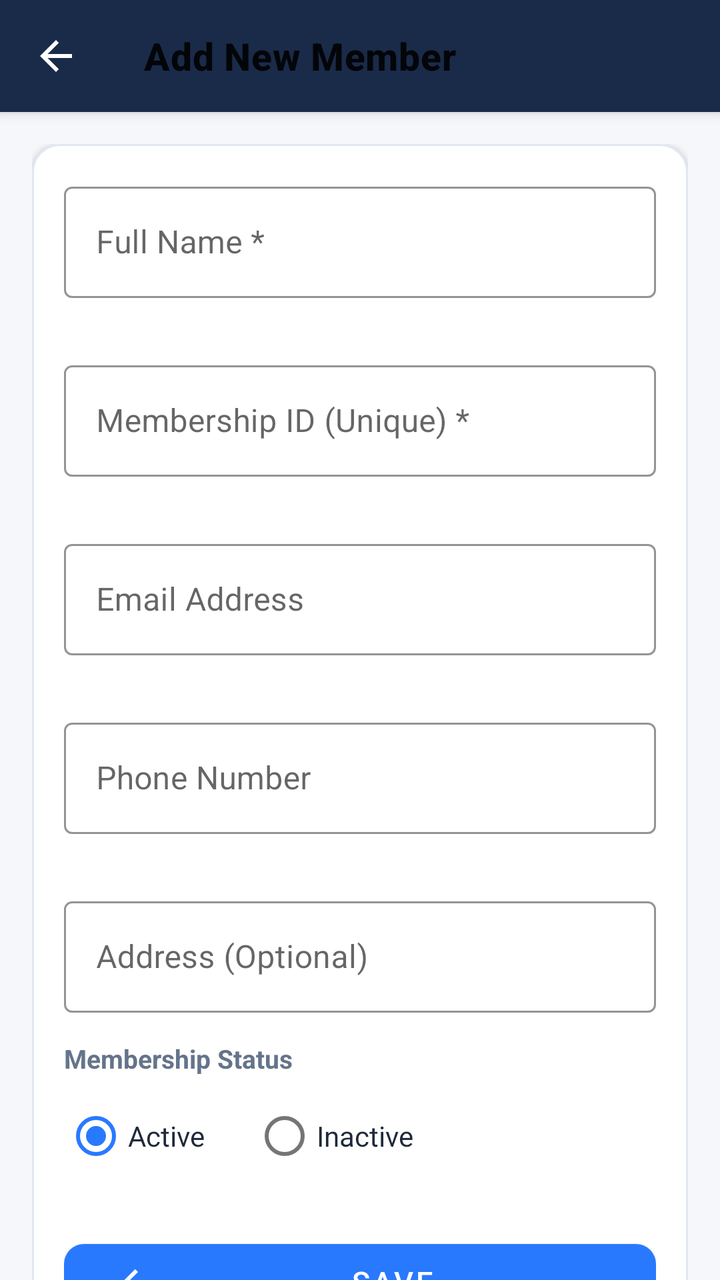
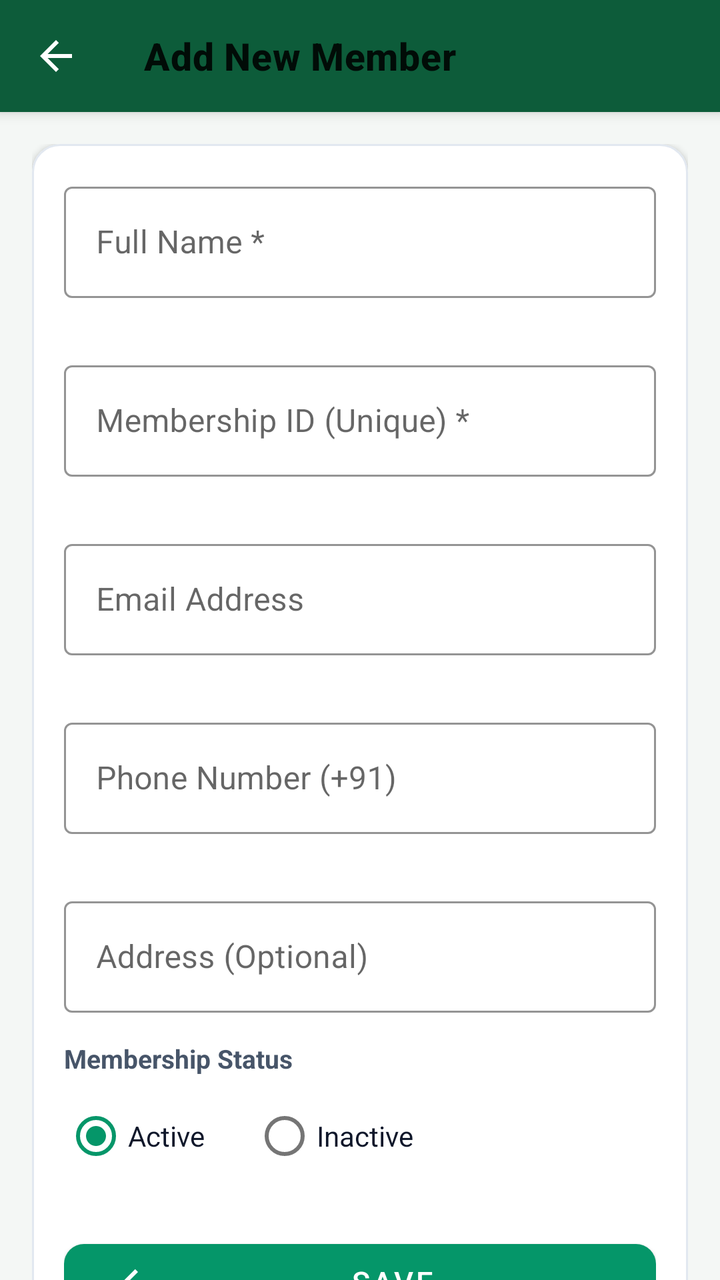

The first picture is an Android layout as it rendered before a commit; the second is the same layout after the commit. The layout source and the unified diff follow.
<!-- AndroidManifest.xml: application theme Theme.LibraryManagement -->
<!-- res/layout/activity_add_edit_member.xml -->
<?xml version="1.0" encoding="utf-8"?>
<androidx.coordinatorlayout.widget.CoordinatorLayout xmlns:android="http://schemas.android.com/apk/res/android"
    xmlns:app="http://schemas.android.com/apk/res-auto"
    xmlns:tools="http://schemas.android.com/tools"
    android:layout_width="match_parent"
    android:layout_height="match_parent"
    android:background="@color/background">

    <com.google.android.material.appbar.AppBarLayout
        android:layout_width="match_parent"
        android:layout_height="wrap_content"
        android:background="@color/primary">

        <com.google.android.material.appbar.MaterialToolbar
            android:id="@+id/toolbarAddEditMember"
            android:layout_width="match_parent"
            android:layout_height="?attr/actionBarSize"
            app:navigationIcon="@drawable/ic_arrow_back"
            app:navigationIconTint="#FFFFFF"
            app:title="@string/title_add_member"
            app:titleTextAppearance="@style/ToolbarTitle" />
    </com.google.android.material.appbar.AppBarLayout>

    <androidx.core.widget.NestedScrollView
        android:layout_width="match_parent"
        android:layout_height="match_parent"
        android:fillViewport="true"
        app:layout_behavior="@string/appbar_scrolling_view_behavior">

        <LinearLayout
            android:layout_width="match_parent"
            android:layout_height="wrap_content"
            android:orientation="vertical"
            android:padding="16dp">

            <com.google.android.material.card.MaterialCardView
                android:layout_width="match_parent"
                android:layout_height="wrap_content"
                app:cardBackgroundColor="@color/surface"
                app:cardCornerRadius="@dimen/card_corner_radius"
                app:cardElevation="2dp"
                app:strokeColor="@color/divider"
                app:strokeWidth="1dp">

                <LinearLayout
                    android:layout_width="match_parent"
                    android:layout_height="wrap_content"
                    android:orientation="vertical"
                    android:padding="16dp">

                    
                    <com.google.android.material.textfield.TextInputLayout
                        android:id="@+id/tilMemberName"
                        style="@style/Widget.MaterialComponents.TextInputLayout.OutlinedBox"
                        android:layout_width="match_parent"
                        android:layout_height="wrap_content"
                        android:hint="Full Name *"
                        app:boxStrokeColor="@color/primary"
                        app:errorEnabled="true">

                        <com.google.android.material.textfield.TextInputEditText
                            android:id="@+id/etMemberName"
                            android:layout_width="match_parent"
                            android:layout_height="wrap_content"
                            android:inputType="textPersonName|textCapWords" />
                    </com.google.android.material.textfield.TextInputLayout>

                    
                    <com.google.android.material.textfield.TextInputLayout
                        android:id="@+id/tilMembershipId"
                        style="@style/Widget.MaterialComponents.TextInputLayout.OutlinedBox"
                        android:layout_width="match_parent"
                        android:layout_height="wrap_content"
                        android:layout_marginTop="8dp"
                        android:hint="Membership ID (Unique) *"
                        app:boxStrokeColor="@color/primary"
                        app:errorEnabled="true">

                        <com.google.android.material.textfield.TextInputEditText
                            android:id="@+id/etMembershipId"
                            android:layout_width="match_parent"
                            android:layout_height="wrap_content"
                            android:inputType="textCapCharacters" />
                    </com.google.android.material.textfield.TextInputLayout>

                    
                    <com.google.android.material.textfield.TextInputLayout
                        android:id="@+id/tilMemberEmail"
                        style="@style/Widget.MaterialComponents.TextInputLayout.OutlinedBox"
                        android:layout_width="match_parent"
                        android:layout_height="wrap_content"
                        android:layout_marginTop="8dp"
                        android:hint="Email Address"
                        app:boxStrokeColor="@color/primary"
                        app:errorEnabled="true">

                        <com.google.android.material.textfield.TextInputEditText
                            android:id="@+id/etMemberEmail"
                            android:layout_width="match_parent"
                            android:layout_height="wrap_content"
                            android:inputType="textEmailAddress" />
                    </com.google.android.material.textfield.TextInputLayout>

                    
                    <com.google.android.material.textfield.TextInputLayout
                        android:id="@+id/tilMemberPhone"
                        style="@style/Widget.MaterialComponents.TextInputLayout.OutlinedBox"
                        android:layout_width="match_parent"
                        android:layout_height="wrap_content"
                        android:layout_marginTop="8dp"
                        android:hint="Phone Number"
                        app:boxStrokeColor="@color/primary"
                        app:errorEnabled="true">

                        <com.google.android.material.textfield.TextInputEditText
                            android:id="@+id/etMemberPhone"
                            android:layout_width="match_parent"
                            android:layout_height="wrap_content"
                            android:inputType="phone" />
                    </com.google.android.material.textfield.TextInputLayout>

                    
                    <com.google.android.material.textfield.TextInputLayout
                        android:id="@+id/tilMemberAddress"
                        style="@style/Widget.MaterialComponents.TextInputLayout.OutlinedBox"
                        android:layout_width="match_parent"
                        android:layout_height="wrap_content"
                        android:layout_marginTop="8dp"
                        android:hint="Address (Optional)"
                        app:boxStrokeColor="@color/primary">

                        <com.google.android.material.textfield.TextInputEditText
                            android:id="@+id/etMemberAddress"
                            android:layout_width="match_parent"
                            android:layout_height="wrap_content"
                            android:inputType="textPostalAddress" />
                    </com.google.android.material.textfield.TextInputLayout>

                    
                    <TextView
                        android:layout_width="wrap_content"
                        android:layout_height="wrap_content"
                        android:layout_marginTop="14dp"
                        android:text="Membership Status"
                        android:textColor="@color/text_secondary"
                        android:textSize="13sp"
                        android:textStyle="bold" />

                    <RadioGroup
                        android:id="@+id/rgMemberStatus"
                        android:layout_width="match_parent"
                        android:layout_height="wrap_content"
                        android:layout_marginTop="6dp"
                        android:orientation="horizontal">

                        <RadioButton
                            android:id="@+id/rbStatusActive"
                            android:layout_width="wrap_content"
                            android:layout_height="wrap_content"
                            android:checked="true"
                            android:text="@string/status_active"
                            android:textColor="@color/text_primary" />

                        <RadioButton
                            android:id="@+id/rbStatusInactive"
                            android:layout_width="wrap_content"
                            android:layout_height="wrap_content"
                            android:layout_marginStart="24dp"
                            android:text="@string/status_inactive"
                            android:textColor="@color/text_primary" />
                    </RadioGroup>

                    
                    <com.google.android.material.button.MaterialButton
                        android:id="@+id/btnSaveMember"
                        style="@style/Widget.MaterialComponents.Button"
                        android:layout_width="match_parent"
                        android:layout_height="@dimen/button_height"
                        android:layout_marginTop="24dp"
                        android:text="@string/btn_save"
                        android:textColor="#FFFFFF"
                        android:textSize="15sp"
                        app:backgroundTint="@color/accent"
                        app:cornerRadius="@dimen/button_corner_radius"
                        app:icon="@drawable/ic_check"
                        app:iconTint="#FFFFFF" />

                </LinearLayout>
            </com.google.android.material.card.MaterialCardView>

        </LinearLayout>
    </androidx.core.widget.NestedScrollView>

</androidx.coordinatorlayout.widget.CoordinatorLayout>
<!-- resources referenced by this layout -->
<resources>
  <color name="accent">#2979FF</color>
  <color name="background">#F5F7FB</color>
  <color name="divider">#E2E8F0</color>
  <color name="primary">#1A2B49</color>
  <color name="surface">#FFFFFF</color>
  <color name="text_primary">#1E293B</color>
  <color name="text_secondary">#64748B</color>
  <dimen name="button_corner_radius">10dp</dimen>
  <dimen name="button_height">50dp</dimen>
  <dimen name="card_corner_radius">14dp</dimen>
  <!-- drawable ic_arrow_back (drawable) -->
  <vector xmlns:android="http://schemas.android.com/apk/res/android"
      android:width="24dp"
      android:height="24dp"
      android:viewportWidth="24"
      android:viewportHeight="24"
      android:tint="?attr/colorOnPrimary">
    <path
        android:fillColor="@android:color/white"
        android:pathData="M20,11H7.83l5.59,-5.59L12,4l-8,8 8,8 1.41,-1.41L7.83,13H20v-2z"/>
  </vector>
  <!-- drawable ic_check (drawable) -->
  <vector xmlns:android="http://schemas.android.com/apk/res/android"
      android:width="24dp"
      android:height="24dp"
      android:viewportWidth="24"
      android:viewportHeight="24">
    <path
        android:fillColor="@color/status_success"
        android:pathData="M9,16.17L4.83,12l-1.42,1.41L9,19 21,7l-1.41,-1.41z"/>
  </vector>
  <string name="btn_save">Save</string>
  <string name="status_active">Active</string>
  <string name="status_inactive">Inactive</string>
  <string name="title_add_member">Add New Member</string>
  <style name="ToolbarTitle" parent="TextAppearance.MaterialComponents.Headline6">
          <item name="android:textColor">#FFFFFF</item>
          <item name="android:textStyle">bold</item>
          <item name="android:textSize">19sp</item>
      </style>
  <style name="Theme.LibraryManagement" parent="Theme.MaterialComponents.Light.NoActionBar">
          
          <item name="colorPrimary">@color/primary</item>
          <item name="colorPrimaryVariant">@color/primary_dark</item>
          <item name="colorOnPrimary">@color/text_on_primary</item>
          
          
          <item name="colorSecondary">@color/accent</item>
          <item name="colorSecondaryVariant">@color/accent_dark</item>
          <item name="colorOnSecondary">#FFFFFF</item>
          
          
          <item name="android:statusBarColor">@color/primary_dark</item>
          <item name="android:windowLightStatusBar" tools:targetApi="m">false</item>
          
          
          <item name="android:windowBackground">@color/background</item>
      </style>
  <color name="status_success">#2E7D32</color>
  <color name="primary_dark">#0F1D33</color>
  <color name="text_on_primary">#FFFFFF</color>
  <color name="accent_dark">#1565C0</color>
</resources>

<!-- the commit's change to res/layout/activity_add_edit_member.xml (unified diff, before → after) -->
@@ -5,12 +5,10 @@
     android:layout_width="match_parent"
     android:layout_height="match_parent"
     android:background="@color/background">
-
     <com.google.android.material.appbar.AppBarLayout
         android:layout_width="match_parent"
         android:layout_height="wrap_content"
         android:background="@color/primary">
-
         <com.google.android.material.appbar.MaterialToolbar
             android:id="@+id/toolbarAddEditMember"
             android:layout_width="match_parent"
@@ -26,13 +24,11 @@
         android:layout_height="match_parent"
         android:fillViewport="true"
         app:layout_behavior="@string/appbar_scrolling_view_behavior">
-
         <LinearLayout
             android:layout_width="match_parent"
             android:layout_height="wrap_content"
             android:orientation="vertical"
             android:padding="16dp">
-
             <com.google.android.material.card.MaterialCardView
                 android:layout_width="match_parent"
                 android:layout_height="wrap_content"
@@ -41,14 +37,11 @@
                 app:cardElevation="2dp"
                 app:strokeColor="@color/divider"
                 app:strokeWidth="1dp">
-
                 <LinearLayout
                     android:layout_width="match_parent"
                     android:layout_height="wrap_content"
                     android:orientation="vertical"
                     android:padding="16dp">
-
-                    
                     <com.google.android.material.textfield.TextInputLayout
                         android:id="@+id/tilMemberName"
                         style="@style/Widget.MaterialComponents.TextInputLayout.OutlinedBox"
@@ -57,7 +50,6 @@
                         android:hint="Full Name *"
                         app:boxStrokeColor="@color/primary"
                         app:errorEnabled="true">
-
                         <com.google.android.material.textfield.TextInputEditText
                             android:id="@+id/etMemberName"
                             android:layout_width="match_parent"
@@ -65,7 +57,6 @@
                             android:inputType="textPersonName|textCapWords" />
                     </com.google.android.material.textfield.TextInputLayout>
 
-                    
                     <com.google.android.material.textfield.TextInputLayout
                         android:id="@+id/tilMembershipId"
                         style="@style/Widget.MaterialComponents.TextInputLayout.OutlinedBox"
@@ -75,7 +66,6 @@
                         android:hint="Membership ID (Unique) *"
                         app:boxStrokeColor="@color/primary"
                         app:errorEnabled="true">
-
                         <com.google.android.material.textfield.TextInputEditText
                             android:id="@+id/etMembershipId"
                             android:layout_width="match_parent"
@@ -83,7 +73,6 @@
                             android:inputType="textCapCharacters" />
                     </com.google.android.material.textfield.TextInputLayout>
 
-                    
                     <com.google.android.material.textfield.TextInputLayout
                         android:id="@+id/tilMemberEmail"
                         style="@style/Widget.MaterialComponents.TextInputLayout.OutlinedBox"
@@ -93,7 +82,6 @@
                         android:hint="Email Address"
                         app:boxStrokeColor="@color/primary"
                         app:errorEnabled="true">
-
                         <com.google.android.material.textfield.TextInputEditText
                             android:id="@+id/etMemberEmail"
                             android:layout_width="match_parent"
@@ -101,17 +89,16 @@
                             android:inputType="textEmailAddress" />
                     </com.google.android.material.textfield.TextInputLayout>
 
-                    
                     <com.google.android.material.textfield.TextInputLayout
                         android:id="@+id/tilMemberPhone"
                         style="@style/Widget.MaterialComponents.TextInputLayout.OutlinedBox"
                         android:layout_width="match_parent"
                         android:layout_height="wrap_content"
                         android:layout_marginTop="8dp"
-                        android:hint="Phone Number"
+                        android:hint="Phone Number (+91)"
+                        app:placeholderText="+91 98765 43210"
                         app:boxStrokeColor="@color/primary"
                         app:errorEnabled="true">
-
                         <com.google.android.material.textfield.TextInputEditText
                             android:id="@+id/etMemberPhone"
                             android:layout_width="match_parent"
@@ -119,7 +106,6 @@
                             android:inputType="phone" />
                     </com.google.android.material.textfield.TextInputLayout>
 
-                    
                     <com.google.android.material.textfield.TextInputLayout
                         android:id="@+id/tilMemberAddress"
                         style="@style/Widget.MaterialComponents.TextInputLayout.OutlinedBox"
@@ -128,7 +114,6 @@
                         android:layout_marginTop="8dp"
                         android:hint="Address (Optional)"
                         app:boxStrokeColor="@color/primary">
-
                         <com.google.android.material.textfield.TextInputEditText
                             android:id="@+id/etMemberAddress"
                             android:layout_width="match_parent"
@@ -136,7 +121,6 @@
                             android:inputType="textPostalAddress" />
                     </com.google.android.material.textfield.TextInputLayout>
 
-                    
                     <TextView
                         android:layout_width="wrap_content"
                         android:layout_height="wrap_content"
@@ -152,7 +136,6 @@
                         android:layout_height="wrap_content"
                         android:layout_marginTop="6dp"
                         android:orientation="horizontal">
-
                         <RadioButton
                             android:id="@+id/rbStatusActive"
                             android:layout_width="wrap_content"
@@ -170,7 +153,6 @@
                             android:textColor="@color/text_primary" />
                     </RadioGroup>
 
-                    
                     <com.google.android.material.button.MaterialButton
                         android:id="@+id/btnSaveMember"
                         style="@style/Widget.MaterialComponents.Button"
@@ -184,11 +166,8 @@
                         app:cornerRadius="@dimen/button_corner_radius"
                         app:icon="@drawable/ic_check"
                         app:iconTint="#FFFFFF" />
-
                 </LinearLayout>
             </com.google.android.material.card.MaterialCardView>
-
         </LinearLayout>
     </androidx.core.widget.NestedScrollView>
-
 </androidx.coordinatorlayout.widget.CoordinatorLayout>
<!-- resource entries referenced after the edit -->
@@ -1,12 +1,12 @@
 <!-- resources referenced by this layout -->
 <resources>
-  <color name="accent">#2979FF</color>
-  <color name="background">#F5F7FB</color>
+  <color name="accent">#059669</color>
+  <color name="background">#F4F7F5</color>
   <color name="divider">#E2E8F0</color>
-  <color name="primary">#1A2B49</color>
+  <color name="primary">#0D5C3A</color>
   <color name="surface">#FFFFFF</color>
-  <color name="text_primary">#1E293B</color>
-  <color name="text_secondary">#64748B</color>
+  <color name="text_primary">#0F172A</color>
+  <color name="text_secondary">#475569</color>
   <dimen name="button_corner_radius">10dp</dimen>
   <dimen name="button_height">50dp</dimen>
   <dimen name="card_corner_radius">14dp</dimen>
@@ -41,26 +41,19 @@
           <item name="android:textSize">19sp</item>
       </style>
   <style name="Theme.LibraryManagement" parent="Theme.MaterialComponents.Light.NoActionBar">
-          
           <item name="colorPrimary">@color/primary</item>
           <item name="colorPrimaryVariant">@color/primary_dark</item>
           <item name="colorOnPrimary">@color/text_on_primary</item>
-          
-          
           <item name="colorSecondary">@color/accent</item>
           <item name="colorSecondaryVariant">@color/accent_dark</item>
           <item name="colorOnSecondary">#FFFFFF</item>
-          
-          
           <item name="android:statusBarColor">@color/primary_dark</item>
           <item name="android:windowLightStatusBar" tools:targetApi="m">false</item>
-          
-          
           <item name="android:windowBackground">@color/background</item>
       </style>
-  <color name="status_success">#2E7D32</color>
-  <color name="primary_dark">#0F1D33</color>
+  <color name="status_success">#15803D</color>
+  <color name="primary_dark">#063D25</color>
   <color name="text_on_primary">#FFFFFF</color>
-  <color name="accent_dark">#1565C0</color>
+  <color name="accent_dark">#047857</color>
 </resources>
 
